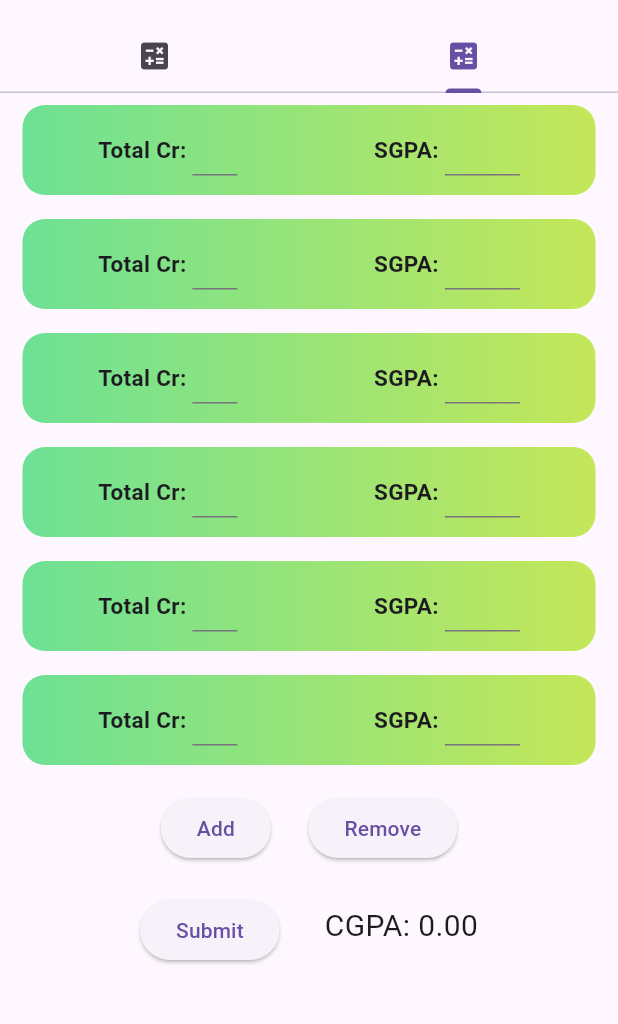
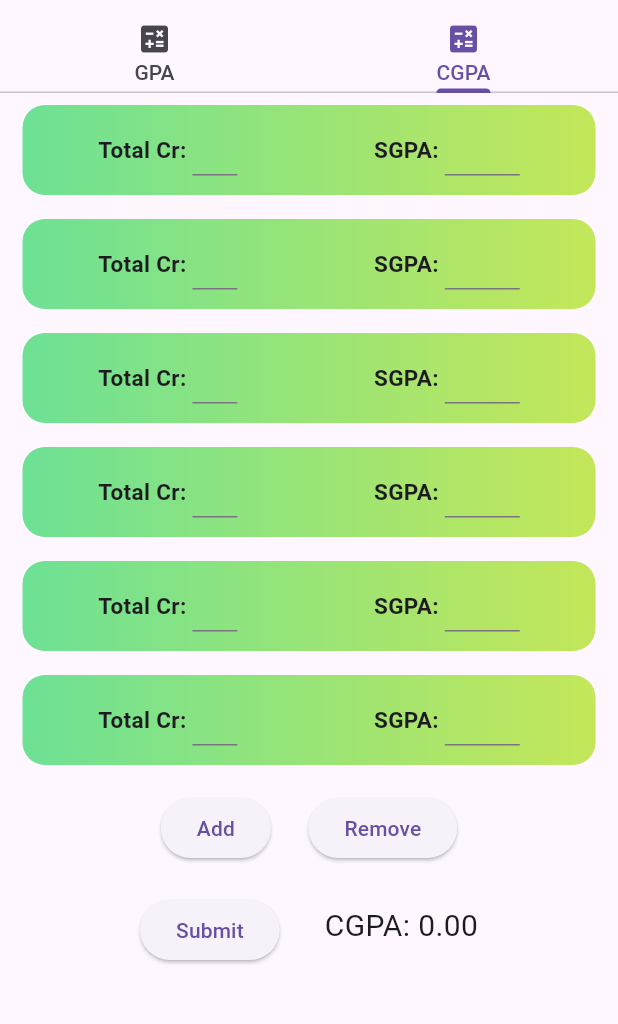
Before and after one commit to umarorakzai012/gpa_calculator, a Flutter app: the screen it shows after launch, tab 2 chosen, after a tap on "Add", on a phone screen of 412 x 824 dp, the part 63-1087 px from its top. Run offline on Flutter 3.47's test engine with Material 3 defaults, Android fonts, the phone set to English and light mode, and no system bars; our stand-ins replace dio, package_info_plus, shared_preferences; missing offline and left inert: dart:ffi, install_plugin; network calls fail.

```diff
--- a/lib/cgpa_screen.dart
+++ b/lib/cgpa_screen.dart
@@ -184,11 +184,10 @@ class _CgpaScreenState extends State<CgpaScreen> {
   }
 
   void addMore() {
-    setState(() {
-      _formKey.add(GlobalKey<FormState>());
-      _totalCreditHours.add("");
-      _sgpa.add("");
-    });
+    _formKey.add(GlobalKey<FormState>());
+    _totalCreditHours.add("");
+    _sgpa.add("");
+    if (!_first) setState(() {});
   }
 
   void removeRow() {
--- a/lib/screen_controller.dart
+++ b/lib/screen_controller.dart
@@ -14,6 +14,8 @@ class ScreenController extends StatefulWidget {
 }
 
 class _ScreenControllerState extends State<ScreenController> {
+  bool _first = true;
+
   @override
   Widget build(BuildContext context) {
     return ChangeNotifierProvider(
@@ -27,10 +29,15 @@ class _ScreenControllerState extends State<ScreenController> {
             home: Consumer<ModelTheme>(
               builder: (context, ModelTheme themeNotifier, child) {
                 WidgetsBinding.instance.addPostFrameCallback(
-                  (timeStamp) => CheckUpdate(
-                    context: context,
-                    fromNavigation: false,
-                  ),
+                  (timeStamp) {
+                    if (_first) {
+                      CheckUpdate(
+                        context: context,
+                        fromNavigation: false,
+                      );
+                      _first = false;
+                    }
+                  },
                 );
                 return scaffoldSettings(themeNotifier);
               },
@@ -74,10 +81,20 @@ class _ScreenControllerState extends State<ScreenController> {
           bottom: const TabBar(
             tabs: [
               Tab(
-                icon: Icon(Icons.calculate),
+                icon: Column(
+                  children: [
+                    Icon(Icons.calculate),
+                    Text("GPA"),
+                  ],
+                ),
               ),
               Tab(
-                icon: Icon(Icons.calculate),
+                icon: Column(
+                  children: [
+                    Icon(Icons.calculate),
+                    Text("CGPA"),
+                  ],
+                ),
               ),
             ],
           ),
--- a/lib/sgpa_screen.dart
+++ b/lib/sgpa_screen.dart
@@ -216,10 +216,9 @@ class MyHomePageState extends State<MyHomePage> {
   }
 
   void addMore() {
-    setState(() {
-      _dropDown[0].add('0');
-      _dropDown[1].add('A+/A');
-    });
+    _dropDown[0].add('0');
+    _dropDown[1].add('A+/A');
+    if (!_firstTime) setState(() {});
   }
 
   void removeRow() {
--- a/lib/update/update_checker.dart
+++ b/lib/update/update_checker.dart
@@ -84,7 +84,7 @@ class CheckUpdate {
         log(downloadUrl);
         String apkName =
             await getSupportedApk(latestVersion.substring(1), appName);
-        log(apkName);
+        log("appName: $apkName");
         if (apkName == "") {
           if (fromNavigation) {
             defaultAlertDialog("A Problem Occured",
--- a/pubspec.yaml
+++ b/pubspec.yaml
@@ -16,7 +16,7 @@ publish_to: 'none' # Remove this line if you wish to publish to pub.dev
 # https://developer.apple.com/library/archive/documentation/General/Reference/InfoPlistKeyReference/Articles/CoreFoundationKeys.html
 # In Windows, build-name is used as the major, minor, and patch parts
 # of the product and file versions while build-number is used as the build suffix.
-version: 1.3.1
+version: 1.3.2
 
 environment:
   sdk: '>=3.0.5 <4.0.0'
```
Also changed, not shown: 1 other file.
